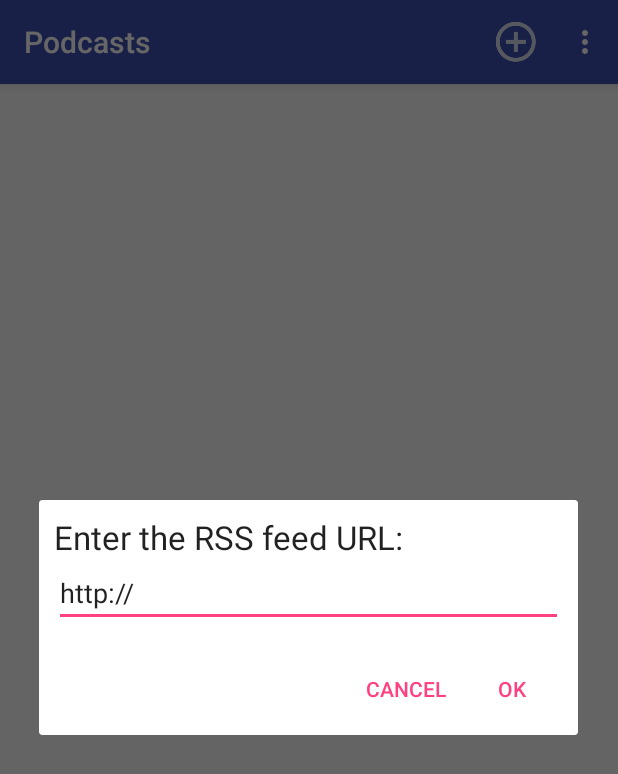
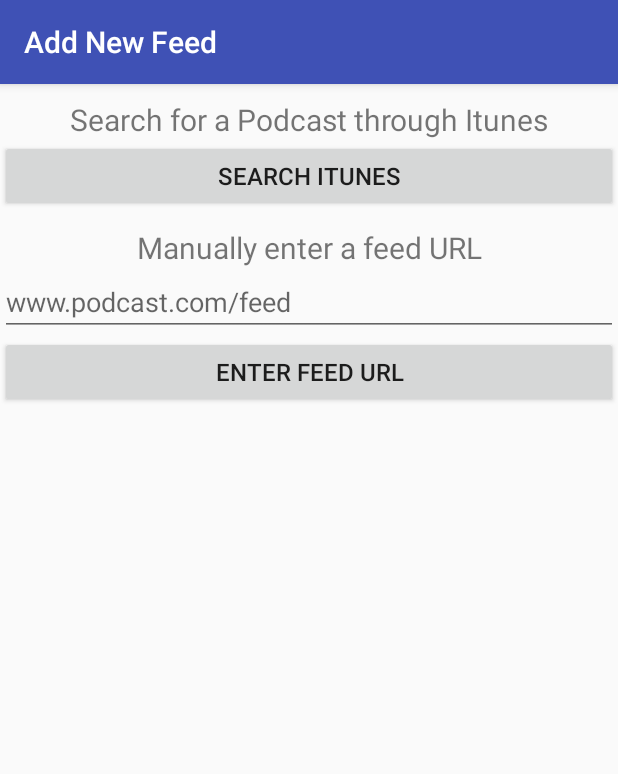
Before and after one commit to Jabromen/PodGo, an Android app: the screen it shows after launch (MainActivity), after a tap on "Add New Podcast", on a phone screen of 412 x 824 dp. Shown: the top 774 px of the screen. Run offline under Robolectric (Android 15) with nearby library versions, the phone set to English and light mode, and no system bars; pictures from the network do not load.

Commit message:
Added Itunes search functionality

```diff
--- a/app/build.gradle
+++ b/app/build.gradle
@@ -39,4 +39,5 @@ dependencies {
     testCompile 'junit:junit:4.12'
     compile 'commons-io:commons-io:2.5'
     compile 'com.github.bumptech.glide:glide:3.8.0'
+    compile 'com.squareup.okhttp3:okhttp:3.8.0'
 }
--- a/app/src/main/java/me/bromen/podgo/activities/MainActivity.java
+++ b/app/src/main/java/me/bromen/podgo/activities/MainActivity.java
@@ -15,6 +15,7 @@ import android.support.v7.app.AppCompatActivity;
 import android.util.Log;
 import android.widget.Toast;
 
+import me.bromen.podgo.adapters.ItunesRecyclerAdapter;
 import me.bromen.podgo.downloads.EpisodeDownloads;
 import me.bromen.podgo.adapters.EpisodeRecyclerAdapter;
 import me.bromen.podgo.fragments.NewPodcastDialogFragment;
@@ -34,7 +35,7 @@ import me.bromen.podgo.fragments.EpisodeListFragment;
 public class MainActivity extends AppCompatActivity
         implements NewPodcastDialogFragment.OnDataPass, PodcastRecyclerAdapter.OnClickCallbacks,
         PodcastOptionDialogFragment.OnDataPass, FeedResultReceiver.Receiver,
-        EpisodeRecyclerAdapter.OnClickCallbacks {
+        EpisodeRecyclerAdapter.OnClickCallbacks, ItunesRecyclerAdapter.OnClickCallbacks {
 
     private static final String PODCAST_LIST_TAG = "podcast_list_fragment";
     private static final String EPISODE_LIST_TAG = "episode_list_fragment";
@@ -305,6 +306,11 @@ public class MainActivity extends AppCompatActivity
 
     }
 
+    @Override
+    public void onItunesPodcastSelected(String feedUrl) {
+        downloadPodcastXml(feedUrl, false);
+    }
+
     // Add a new podcast from URL
     public void downloadPodcastXml(String feed, boolean refresh) {
 
--- a/app/src/main/java/me/bromen/podgo/adapters/PodcastRecyclerAdapter.java
+++ b/app/src/main/java/me/bromen/podgo/adapters/PodcastRecyclerAdapter.java
@@ -24,7 +24,8 @@ import me.bromen.podgo.R;
  * Created by jeff on 5/11/17.
  */
 
-public class PodcastRecyclerAdapter extends RecyclerView.Adapter<PodcastRecyclerAdapter.PodcastViewHolder> {
+public class
+PodcastRecyclerAdapter extends RecyclerView.Adapter<PodcastRecyclerAdapter.PodcastViewHolder> {
 
     public interface OnClickCallbacks {
         void onPodcastSelected(long podcastId);
--- /dev/null
+++ b/app/src/main/java/me/bromen/podgo/fragments/AddNewFeedFragment.java
@@ -0,0 +1,90 @@
+package me.bromen.podgo.fragments;
+
+import android.app.Fragment;
+import android.os.Bundle;
+import android.support.annotation.Nullable;
+import android.app.FragmentTransaction;
+import android.support.v7.widget.Toolbar;
+import android.view.LayoutInflater;
+import android.view.Menu;
+import android.view.MenuInflater;
+import android.view.View;
+import android.view.ViewGroup;
+import android.widget.Button;
+import android.widget.EditText;
+
+import me.bromen.podgo.R;
+import me.bromen.podgo.activities.MainActivity;
+
+/**
+ * Created by jeff on 6/1/17.
+ */
+
+public class AddNewFeedFragment extends Fragment {
+
+    public static final String ADD_NEW_FEED_TAG = "add_new_feed";
+
+    private Toolbar mToolbar;
+    private EditText feedUrlEditText;
+
+    @Override
+    public void onCreate(@Nullable Bundle savedInstanceState) {
+        super.onCreate(savedInstanceState);
+        setHasOptionsMenu(true);
+    }
+
+    @Nullable
+    @Override
+    public View onCreateView(LayoutInflater inflater, @Nullable ViewGroup container, Bundle savedInstanceState) {
+        View rootView = inflater.inflate(R.layout.fragment_add_new_feed, container, false);
+
+        mToolbar = (Toolbar) getActivity().findViewById(R.id.toolbar_main);
+        mToolbar.setTitle(R.string.add_new_feed);
+
+        Button searchItunesButton = (Button) rootView.findViewById(R.id.search_itunes_button);
+
+        searchItunesButton.setOnClickListener(new View.OnClickListener() {
+            @Override
+            public void onClick(View v) {
+                ItunesSearchFragment fragment = new ItunesSearchFragment();
+                FragmentTransaction transaction = getFragmentManager().beginTransaction();
+
+                transaction.replace(R.id.fragment_main, fragment, ItunesSearchFragment.ITUNES_SEARCH_TAG);
+                transaction.addToBackStack(null);
+
+                transaction.commit();
+            }
+        });
+
+        feedUrlEditText = (EditText) rootView.findViewById(R.id.feed_url_edittext);
+
+        Button feedUrlButton = (Button) rootView.findViewById(R.id.feed_url_button);
+
+        feedUrlButton.setOnClickListener(new View.OnClickListener() {
+            @Override
+            public void onClick(View v) {
+                String feedUrl = feedUrlEditText.getText().toString();
+
+                if (feedUrl.trim().length() == 0) {
+                    feedUrlEditText.setText("");
+                    return;
+                }
+
+                if (!feedUrl.startsWith("http://") && !feedUrl.startsWith("https://")) {
+                    feedUrl = "http://" + feedUrl;
+                }
+
+                ((MainActivity) getActivity()).downloadPodcastXml(feedUrl, false);
+
+                getFragmentManager().popBackStackImmediate();
+            }
+        });
+
+        return rootView;
+    }
+
+    @Override
+    public void onCreateOptionsMenu(Menu menu, MenuInflater inflater) {
+
+    }
+}
--- a/app/src/main/java/me/bromen/podgo/fragments/PodcastListFragment.java
+++ b/app/src/main/java/me/bromen/podgo/fragments/PodcastListFragment.java
@@ -1,8 +1,10 @@
 package me.bromen.podgo.fragments;
 
 import android.app.Fragment;
+import android.app.FragmentManager;
 import android.os.Bundle;
 import android.support.annotation.Nullable;
+import android.app.FragmentTransaction;
 import android.support.v7.widget.GridLayoutManager;
 import android.support.v7.widget.RecyclerView;
 import android.support.v7.widget.Toolbar;
@@ -83,8 +85,13 @@ public class PodcastListFragment extends Fragment {
         }
         else if (id == R.id.action_new_podcast) {
             // Bring up new podcast dialog fragment, results handled via callbacks in MainActivity
-            NewPodcastDialogFragment fragment = new NewPodcastDialogFragment();
-            fragment.show(getFragmentManager(), "new_podcast_dialog");
+            AddNewFeedFragment fragment = new AddNewFeedFragment();
+            FragmentTransaction transaction = getFragmentManager().beginTransaction();
+
+            transaction.replace(R.id.fragment_main, fragment, AddNewFeedFragment.ADD_NEW_FEED_TAG);
+            transaction.addToBackStack(null);
+            transaction.commit();
+
             return true;
         }
 
--- /dev/null
+++ b/app/src/main/res/layout/fragment_add_new_feed.xml
@@ -0,0 +1,44 @@
+<?xml version="1.0" encoding="utf-8"?>
+<LinearLayout xmlns:android="http://schemas.android.com/apk/res/android"
+    android:orientation="vertical"
+    android:layout_width="match_parent"
+    android:layout_height="match_parent">
+
+    <TextView
+        android:layout_width="match_parent"
+        android:layout_height="wrap_content"
+        android:text="Search for a Podcast through Itunes"
+        android:textSize="20sp"
+        android:textAlignment="center"
+        android:paddingTop="10dp"/>
+
+    <Button
+        android:id="@+id/search_itunes_button"
+        android:layout_width="match_parent"
+        android:layout_height="wrap_content"
+        android:text="@string/search_itunes"
+        android:textSize="16sp"/>
+
+    <TextView
+        android:layout_width="match_parent"
+        android:layout_height="wrap_content"
+        android:text="Manually enter a feed URL"
+        android:textSize="20sp"
+        android:textAlignment="center"
+        android:paddingTop="10dp"/>
+
+    <EditText
+        android:id="@+id/feed_url_edittext"
+        android:layout_width="match_parent"
+        android:layout_height="wrap_content"
+        android:hint="www.podcast.com/feed"
+        android:inputType="textUri"/>
+
+    <Button
+        android:id="@+id/feed_url_button"
+        android:layout_width="match_parent"
+        android:layout_height="wrap_content"
+        android:text="Enter Feed URL"
+        android:textSize="16sp"/>
+
+</LinearLayout>
--- a/app/src/main/res/values/strings.xml
+++ b/app/src/main/res/values/strings.xml
@@ -17,4 +17,7 @@
     <string name="episode_image">Episode Image</string>
     <string name="episode_title">Episode Title</string>
     <string name="podcast_title">Podcast Title</string>
+    <string name="search_itunes">Search Itunes</string>
+    <string name="search_hint">Search Itunes</string>
+    <string name="add_new_feed">Add New Feed</string>
 </resources>
```
Also changed, not shown: app/src/main/java/me/bromen/podgo/adapters/ItunesRecyclerAdapter.java (added, +94 -0 lines), app/src/main/java/me/bromen/podgo/fragments/ItunesSearchFragment.java (added, +141 -0 lines), app/src/main/java/me/bromen/podgo/structures/ItunesPodcast.java (added, +35 -0 lines), app/src/main/res/layout/fragment_itunes_search.xml (added, +14 -0 lines), app/src/main/res/layout/itunes_podcast_list_item.xml (added, +62 -0 lines), app/src/main/res/menu/menu_itunes_search.xml (added, +12 -0 lines), app/src/main/res/drawable-hdpi/ic_action_search.png (added), app/src/main/res/drawable-mdpi/ic_action_search.png (added), app/src/main/res/drawable-xhdpi/ic_action_search.png (added), app/src/main/res/drawable-xxhdpi/ic_action_search.png (added).
